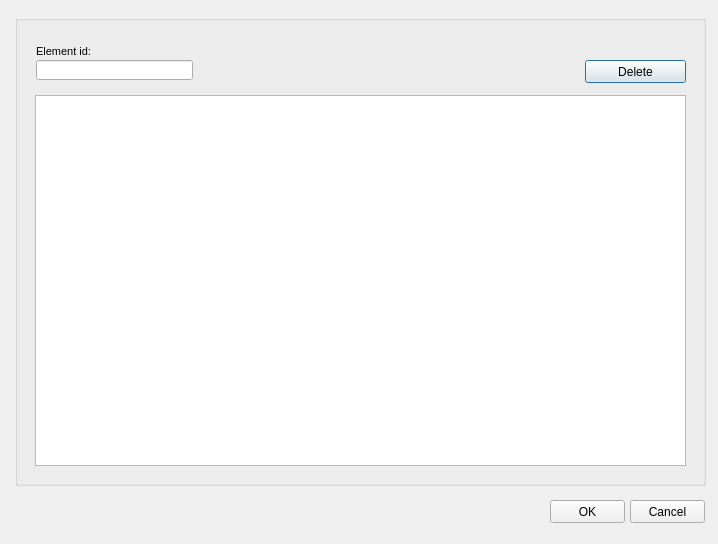
Above: ui/element_management.ui from Giswater/giswater_qgis_plugin before the change. Below: the same form after it.
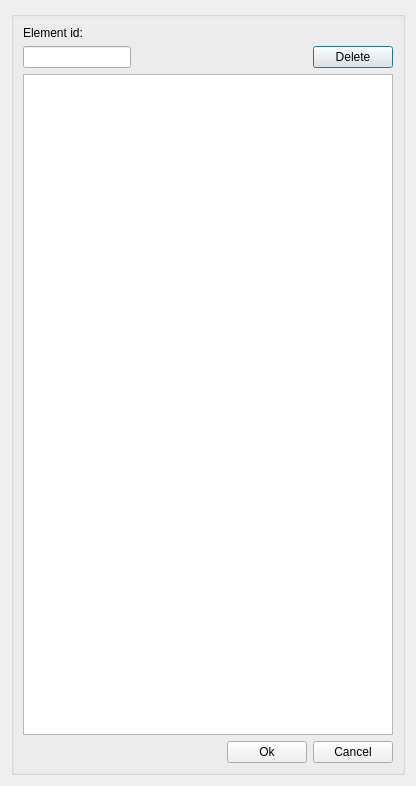
That is the form after the change.

Commit message: Update manager forms incorporating layout strategy

What changed in the file:
```diff
--- a/ui/element_management.ui
+++ b/ui/element_management.ui
@@ -6,121 +6,106 @@
    <rect>
     <x>0</x>
     <y>0</y>
-    <width>718</width>
-    <height>544</height>
+    <width>416</width>
+    <height>786</height>
    </rect>
   </property>
   <property name="windowTitle">
    <string>Element management</string>
   </property>
+  <layout class="QGridLayout" name="verticalLayout_4">
+   <item row="0" column="0">
   <widget class="QGroupBox" name="groupBox">
-   <property name="geometry">
-    <rect>
-     <x>15</x>
-     <y>15</y>
-     <width>691</width>
-     <height>471</height>
-    </rect>
-   </property>
    <property name="title">
     <string/>
    </property>
-   <widget class="QTableView" name="tbl_element">
-    <property name="geometry">
-     <rect>
-      <x>20</x>
-      <y>80</y>
-      <width>651</width>
-      <height>371</height>
-     </rect>
-    </property>
-    <property name="sortingEnabled">
-     <bool>true</bool>
-    </property>
-   </widget>
+     <layout class="QGridLayout" name="verticalLayout_3">
+      <item row="3" column="0" colspan="3">
+       <spacer name="horizontalSpacer">
+        <property name="orientation">
+         <enum>Qt::Horizontal</enum>
+        </property>
+        <property name="sizeHint" stdset="0">
+         <size>
+          <width>40</width>
+          <height>20</height>
+         </size>
+        </property>
+       </spacer>
+      </item>
+      <item row="1" column="4">
    <widget class="QPushButton" name="btn_delete">
-    <property name="geometry">
-     <rect>
-      <x>570</x>
-      <y>45</y>
-      <width>101</width>
-      <height>23</height>
-     </rect>
+        <property name="sizePolicy">
+         <sizepolicy hsizetype="Fixed" vsizetype="Fixed">
+          <horstretch>0</horstretch>
+          <verstretch>0</verstretch>
+         </sizepolicy>
     </property>
     <property name="text">
      <string>Delete</string>
     </property>
    </widget>
-   <widget class="QLabel" name="label_data_event_to_3">
-    <property name="geometry">
-     <rect>
-      <x>21</x>
-      <y>25</y>
-      <width>116</width>
-      <height>22</height>
-     </rect>
-    </property>
-    <property name="font">
-     <font>
-      <pointsize>8</pointsize>
-     </font>
-    </property>
-    <property name="frameShape">
-     <enum>QFrame::NoFrame</enum>
-    </property>
-    <property name="frameShadow">
-     <enum>QFrame::Raised</enum>
-    </property>
-    <property name="text">
-     <string>Element id:</string>
-    </property>
-    <property name="textFormat">
-     <enum>Qt::AutoText</enum>
-    </property>
-    <property name="scaledContents">
-     <bool>false</bool>
-    </property>
-    <property name="margin">
-     <number>3</number>
-    </property>
-   </widget>
-   <widget class="QLineEdit" name="element_id">
-    <property name="geometry">
-     <rect>
-      <x>21</x>
-      <y>45</y>
-      <width>157</width>
-      <height>20</height>
-     </rect>
-    </property>
-   </widget>
-  </widget>
+      </item>
+      <item row="3" column="4">
   <widget class="QPushButton" name="btn_cancel">
-   <property name="geometry">
-    <rect>
-     <x>630</x>
-     <y>500</y>
-     <width>75</width>
-     <height>23</height>
-    </rect>
-   </property>
    <property name="text">
     <string>Cancel</string>
    </property>
   </widget>
+      </item>
+      <item row="1" column="1" colspan="3">
+       <spacer name="horizontalSpacer_2">
+        <property name="orientation">
+         <enum>Qt::Horizontal</enum>
+        </property>
+        <property name="sizeHint" stdset="0">
+         <size>
+          <width>80</width>
+          <height>20</height>
+         </size>
+        </property>
+       </spacer>
+      </item>
+      <item row="2" column="0" colspan="5">
+       <widget class="QTableView" name="tbl_element"/>
+      </item>
+      <item row="3" column="3">
   <widget class="QPushButton" name="btn_accept">
-   <property name="geometry">
-    <rect>
-     <x>550</x>
-     <y>500</y>
-     <width>75</width>
-     <height>23</height>
-    </rect>
+        <property name="sizePolicy">
+         <sizepolicy hsizetype="Fixed" vsizetype="Fixed">
+          <horstretch>0</horstretch>
+          <verstretch>0</verstretch>
+         </sizepolicy>
    </property>
    <property name="text">
-    <string>OK</string>
-   </property>
-  </widget>
+         <string>Ok</string>
+        </property>
+       </widget>
+      </item>
+      <item row="1" column="0">
+       <widget class="QLineEdit" name="element_id">
+        <property name="sizePolicy">
+         <sizepolicy hsizetype="Fixed" vsizetype="Fixed">
+          <horstretch>0</horstretch>
+          <verstretch>0</verstretch>
+         </sizepolicy>
+        </property>
+        <property name="text">
+         <string/>
+        </property>
+       </widget>
+      </item>
+      <item row="0" column="0">
+       <widget class="QLabel" name="label_element_id">
+        <property name="text">
+         <string>Element id:</string>
+        </property>
+       </widget>
+      </item>
+     </layout>
+    </widget>
+   </item>
+  </layout>
  </widget>
  <resources/>
  <connections/>
```
Lines whose indentation alone changed are shown as unchanged. The commit also changes 7 other files.
